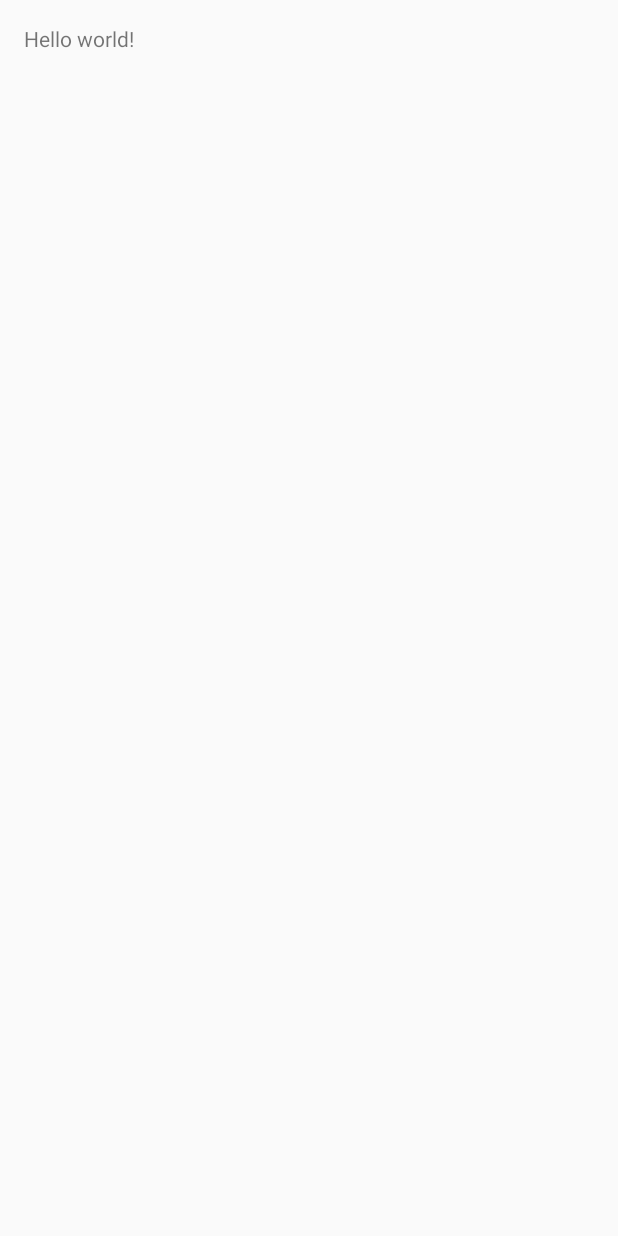
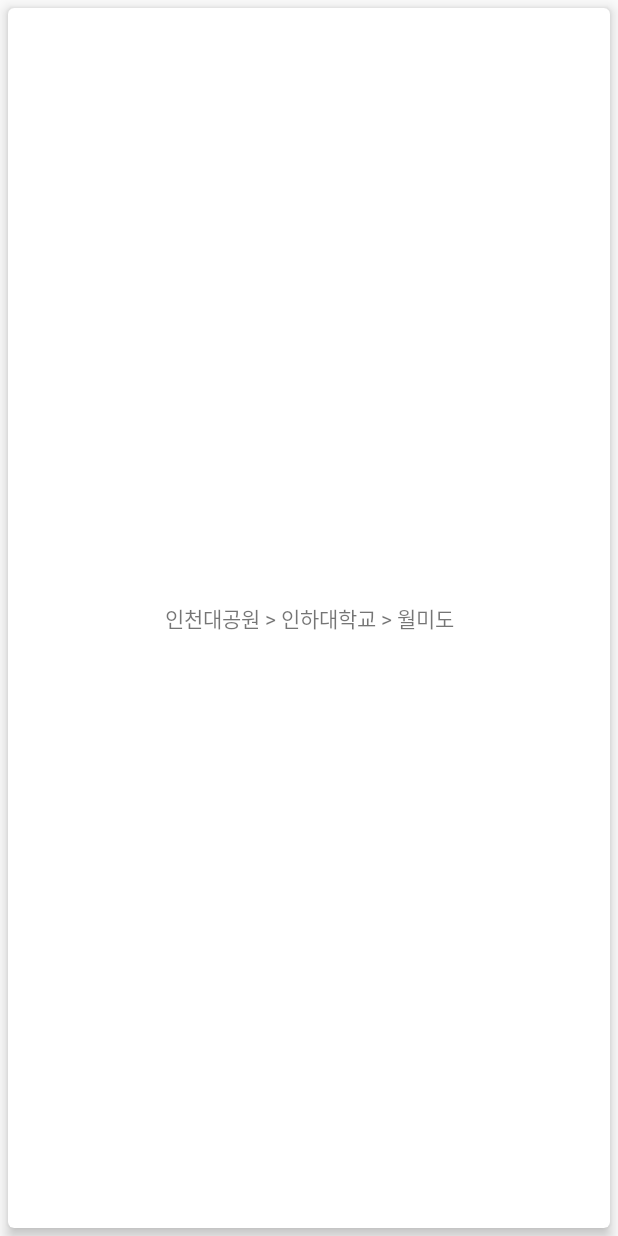
Before and after one commit to RomanticTrip/DrivingPartner, an Android app: the screen it shows after launch (MainActivity), on a phone screen of 412 x 824 dp. Before the commit the screen is almost empty. Run offline under Robolectric (Android 15) with nearby library versions, the phone set to English and light mode, and no system bars.

Commit message:
made the toolbar. But it was not saved without committing. It's ok. anyway i tryed to delete toolbar. because we don't need toolbar at our UI. and i mede recyclerView. this is list of favorite routes.

```diff
--- a/DrivingPartner/app/build.gradle
+++ b/DrivingPartner/app/build.gradle
@@ -25,4 +25,6 @@
     compile 'com.android.support:appcompat-v7:23.0.0'
     compile 'com.android.support:support-v13:23.0.0'
     compile 'com.android.support:support-v4:23.0.0'
+    compile 'com.android.support:cardview-v7:23.+'
+    compile 'com.android.support:recyclerview-v7:23.+'
 }
--- a/DrivingPartner/app/src/main/java/com/devfactory/drivingpartner/MainActivity.java
+++ b/DrivingPartner/app/src/main/java/com/devfactory/drivingpartner/MainActivity.java
@@ -3,10 +3,19 @@
 import android.app.Activity;
 import android.content.Intent;
 import android.os.Bundle;
+import android.support.v7.widget.LinearLayoutManager;
+import android.support.v7.widget.RecyclerView;
 import android.view.Menu;
 import android.view.MenuItem;
 
+import java.util.ArrayList;
+
 public class MainActivity extends Activity {
+
+    //예제 리스트 (지울것)
+    ArrayList<String> arrayList1;
+
+    private RecyclerView mRecyclerView;
 
     @Override
     protected void onCreate(Bundle savedInstanceState) {
@@ -16,27 +25,45 @@
         // 스플레시를 실행한다.
         // 로그인인 페이지 실행도 나중에 여기에 구현할 예정이다.
         startActivity(new Intent(this, SplashActivity.class));
+
+        initData();
+        initUi();
+    }
+
+    /**
+     * initData()
+     * 메인 엑티비티에서 사용할 Data를 초기화 하는 메소드
+     */
+    private void initData() {
+        arrayList1 = new ArrayList<>();
+        arrayList1.add("인천대공원 > 인하대학교 > 월미도");
+        arrayList1.add("관양1동주민센터");
+        arrayList1.add("왕십리 이마트 지상주차장");
+        arrayList1.add("한양대학교");
+    }
+
+    /**
+     * initUi()
+     * 메인 엑티비티에서 사용할 widget을 초기화 선언하는 메소드
+     */
+    private void initUi() {
+
+        // Recyclerview 선언
+        // 최근 경로나, 자주가는 경로를 보여주는 리스트 이다.
+        mRecyclerView = (RecyclerView) findViewById(R.id.recyclerview_main);
+        mRecyclerView.setHasFixedSize(true);
+        LinearLayoutManager linearLayoutManager = new LinearLayoutManager(this);
+        linearLayoutManager.setOrientation(LinearLayoutManager.VERTICAL);
+        mRecyclerView.setLayoutManager(linearLayoutManager);
+
+        MainRecyclerAdapter adapter = new MainRecyclerAdapter(arrayList1);
+        adapter.notifyDataSetChanged();
+        mRecyclerView.setAdapter(adapter);
+
     }
 
     @Override
-    public boolean onCreateOptionsMenu(Menu menu) {
-        // Inflate the menu; this adds items to the action bar if it is present.
-        getMenuInflater().inflate(R.menu.menu_main, menu);
-        return true;
-    }
-
-    @Override
-    public boolean onOptionsItemSelected(MenuItem item) {
-        // Handle action bar item clicks here. The action bar will
-        // automatically handle clicks on the Home/Up button, so long
-        // as you specify a parent activity in AndroidManifest.xml.
-        int id = item.getItemId();
-
-        //noinspection SimplifiableIfStatement
-        if (id == R.id.action_settings) {
-            return true;
-        }
-
-        return super.onOptionsItemSelected(item);
+    protected void onResume() {
+        super.onResume();
     }
 }
--- /dev/null
+++ b/DrivingPartner/app/src/main/java/com/devfactory/drivingpartner/MainRecyclerAdapter.java
@@ -0,0 +1,61 @@
+package com.devfactory.drivingpartner;
+
+import android.content.Context;
+import android.support.v7.widget.RecyclerView;
+import android.view.LayoutInflater;
+import android.view.View;
+import android.view.ViewGroup;
+import android.widget.TextView;
+
+import java.util.ArrayList;
+
+/**
+ * Created by choiyejin on 16. 8. 19..
+ */
+public class MainRecyclerAdapter extends RecyclerView.Adapter<MainRecyclerAdapter.AppViewHolder> {
+
+    private ArrayList<String> arrayList;
+
+    public MainRecyclerAdapter(ArrayList<String> arrayList) {
+        this.arrayList = arrayList;
+    }
+
+    @Override
+    public AppViewHolder onCreateViewHolder(ViewGroup parent, int viewType) {
+        View itemView = LayoutInflater.from(parent.getContext()).inflate(R.layout.item_recyclerview_main, parent, false);
+        return new AppViewHolder(itemView);
+    }
+
+    @Override
+    public void onBindViewHolder(AppViewHolder holder, int position) {
+        holder.mtextView.setText(arrayList.get(position));
+        holder.setItemClickEvent(position);
+    }
+
+    @Override
+    public int getItemCount() {
+        if(arrayList != null) {
+            return arrayList.size();
+        } else {
+            return 0;
+        }
+    }
+
+    public class AppViewHolder extends RecyclerView.ViewHolder {
+
+        protected View view;
+        protected TextView mtextView;
+        private int id;
+
+        public AppViewHolder(View itemView) {
+            super(itemView);
+            this.view = itemView;
+
+            mtextView = (TextView) view.findViewById(R.id.text_recycler_main);
+        }
+
+        private void setItemClickEvent(int id){
+            this.id = id;
+        }
+    }
+}
--- a/DrivingPartner/app/src/main/res/layout/activity_main.xml
+++ b/DrivingPartner/app/src/main/res/layout/activity_main.xml
@@ -1,11 +1,12 @@
 <RelativeLayout xmlns:android="http://schemas.android.com/apk/res/android"
-    xmlns:tools="http://schemas.android.com/tools" android:layout_width="match_parent"
-    android:layout_height="match_parent" android:paddingLeft="@dimen/activity_horizontal_margin"
-    android:paddingRight="@dimen/activity_horizontal_margin"
-    android:paddingTop="@dimen/activity_vertical_margin"
-    android:paddingBottom="@dimen/activity_vertical_margin" tools:context=".MainActivity">
+    xmlns:tools="http://schemas.android.com/tools"
+    android:layout_width="match_parent"
+    android:layout_height="match_parent"
+    tools:context=".MainActivity">
 
-    <TextView android:text="@string/hello_world" android:layout_width="wrap_content"
-        android:layout_height="wrap_content" />
+    <android.support.v7.widget.RecyclerView
+        android:id="@+id/recyclerview_main"
+        android:layout_height="match_parent"
+        android:layout_width="match_parent" />
 
 </RelativeLayout>
--- /dev/null
+++ b/DrivingPartner/app/src/main/res/layout/item_recyclerview_main.xml
@@ -0,0 +1,18 @@
+<?xml version="1.0" encoding="utf-8"?>
+<android.support.v7.widget.CardView
+    xmlns:card_view="http://schemas.android.com/apk/res-auto"
+    xmlns:android="http://schemas.android.com/apk/res/android"
+    card_view:cardCornerRadius="4dp"
+    card_view:cardElevation="5dp"
+    android:layout_margin="5dp"
+    android:layout_width="match_parent"
+    android:layout_height="match_parent">
+
+    <TextView
+        android:id="@+id/text_recycler_main"
+        android:layout_width="match_parent"
+        android:layout_height="match_parent"
+        android:text="aaa"
+        android:gravity="center"/>
+
+</android.support.v7.widget.CardView>
```
Also changed, not shown: 1 other file.
